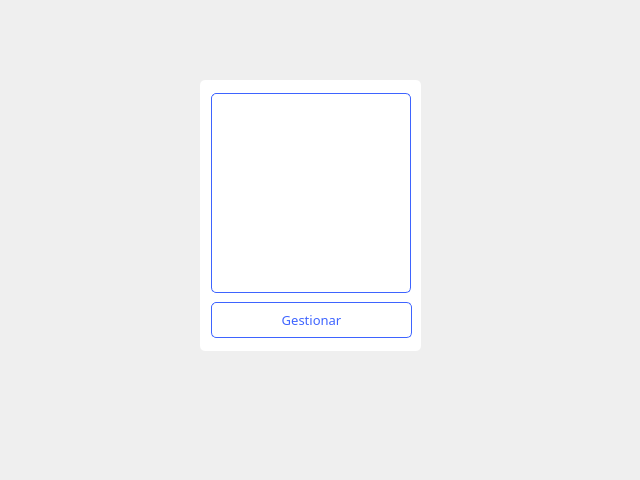
Above: hospital-Core/Widgets/Administrador/administrador_tarjeta_servicios.ui from MrDanielG/Hospital-SCRUM before the change. Below: the same form after it.
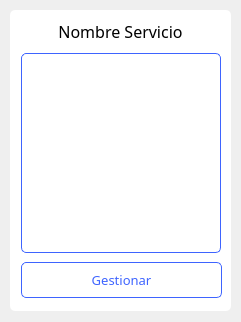
That is the form after the change. Icons and pictures are not drawn.

Commit message: Catalogo Servicios

The edit to the form file:
```diff
--- a/hospital-Core/Widgets/Administrador/administrador_tarjeta_servicios.ui
+++ b/hospital-Core/Widgets/Administrador/administrador_tarjeta_servicios.ui
@@ -6,22 +6,46 @@
    <rect>
     <x>0</x>
     <y>0</y>
-    <width>640</width>
-    <height>480</height>
+    <width>241</width>
+    <height>322</height>
    </rect>
   </property>
+  <property name="minimumSize">
+   <size>
+    <width>241</width>
+    <height>322</height>
+   </size>
+  </property>
+  <property name="maximumSize">
+   <size>
+    <width>241</width>
+    <height>322</height>
+   </size>
+  </property>
   <property name="windowTitle">
    <string>Form</string>
   </property>
   <widget class="QLabel" name="label">
    <property name="geometry">
     <rect>
-     <x>200</x>
-     <y>80</y>
+     <x>10</x>
+     <y>10</y>
      <width>221</width>
-     <height>271</height>
+     <height>301</height>
     </rect>
    </property>
+   <property name="minimumSize">
+    <size>
+     <width>221</width>
+     <height>301</height>
+    </size>
+   </property>
+   <property name="maximumSize">
+    <size>
+     <width>221</width>
+     <height>301</height>
+    </size>
+   </property>
    <property name="styleSheet">
     <string notr="true">background-color: rgb(255, 255, 255);
 border-radius: 5px;</string>
@@ -33,8 +57,8 @@
   <widget class="QLabel" name="label_2">
    <property name="geometry">
     <rect>
-     <x>211</x>
-     <y>93</y>
+     <x>21</x>
+     <y>53</y>
      <width>200</width>
      <height>200</height>
     </rect>
@@ -62,8 +86,8 @@
   <widget class="QPushButton" name="btn_gestionar">
    <property name="geometry">
     <rect>
-     <x>211</x>
-     <y>302</y>
+     <x>21</x>
+     <y>262</y>
      <width>201</width>
      <height>36</height>
     </rect>
@@ -95,8 +119,8 @@
   <widget class="QLabel" name="img">
    <property name="geometry">
     <rect>
-     <x>220</x>
-     <y>110</y>
+     <x>30</x>
+     <y>70</y>
      <width>181</width>
      <height>171</height>
     </rect>
@@ -111,6 +135,28 @@
     <bool>true</bool>
    </property>
   </widget>
+  <widget class="QLabel" name="lbl_servicio">
+   <property name="geometry">
+    <rect>
+     <x>20</x>
+     <y>20</y>
+     <width>201</width>
+     <height>22</height>
+    </rect>
+   </property>
+   <property name="font">
+    <font>
+     <family>Montserrat Medium</family>
+     <pointsize>12</pointsize>
+    </font>
+   </property>
+   <property name="text">
+    <string>Nombre Servicio</string>
+   </property>
+   <property name="alignment">
+    <set>Qt::AlignCenter</set>
+   </property>
+  </widget>
  </widget>
  <resources>
   <include location="../../resources.qrc"/>
```
The commit also changes 12 other files.
